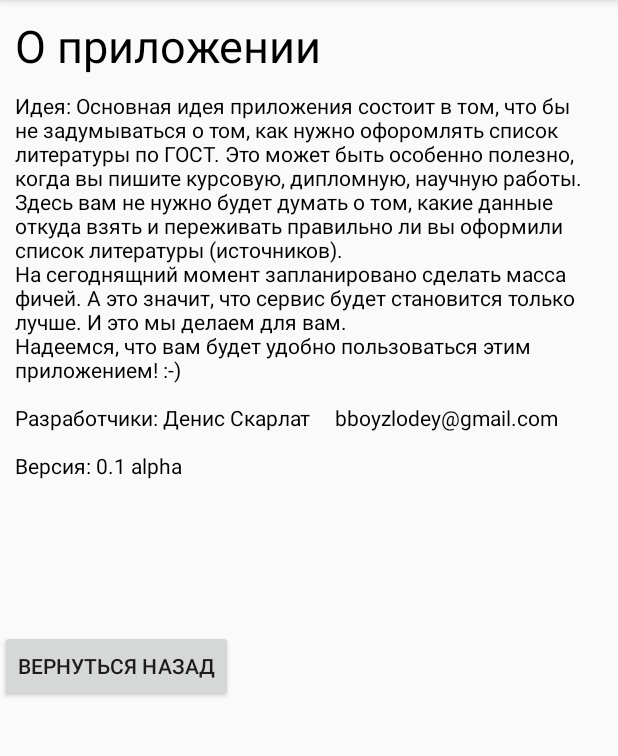
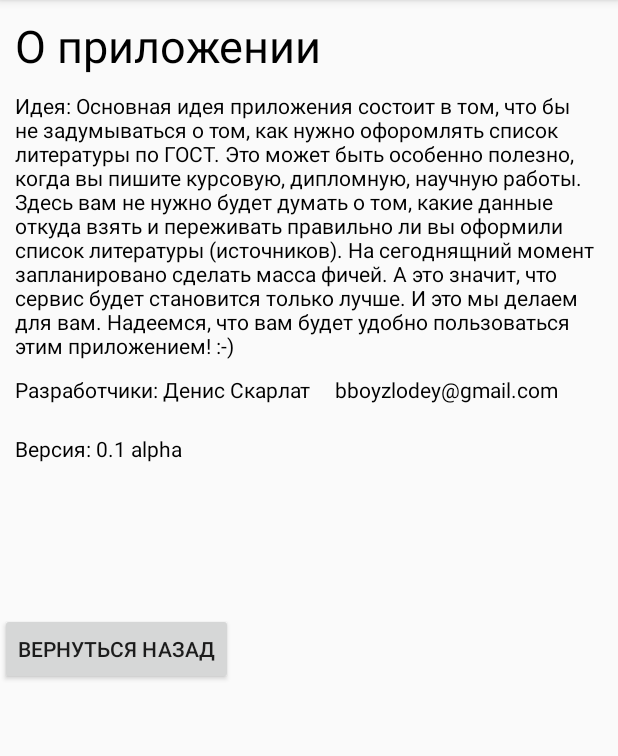
Before and after one commit to bboyzlodey/listpreferences, an Android app: the screen it shows after launch (MainActivity), after a tap on "ИНФО", on a phone screen of 412 x 824 dp, the part 84-840 px from its top. Run offline under Robolectric (Android 15) with nearby library versions, the phone set to English and light mode, and no system bars.

Commit message:
Small optimize

```diff
--- a/app/src/main/res/layout/activity_about.xml
+++ b/app/src/main/res/layout/activity_about.xml
@@ -14,9 +14,24 @@
 	<TextView
 		android:layout_width="match_parent"
 		android:layout_height="wrap_content"
-		android:text="Идея: Основная идея приложения состоит в том, что бы не задумываться о том, как нужно офоромлять список литературы по ГОСТ. Это может быть особенно полезно, когда вы пишите курсовую, дипломную, научную работы. Здесь вам не нужно будет думать о том, какие данные откуда взять и переживать правильно ли вы оформили список литературы (источников).\nНа сегоднящний момент запланировано сделать масса фичей. А это значит, что сервис будет становится только лучше. И это мы делаем для вам.\nНадеемся, что вам будет удобно пользоваться этим приложением! :-)\n\nРазработчики: Денис Скарлат\t\tbboyzlodey@gmail.com\n\nВерсия: 0.1 alpha"
+		android:layout_marginLeft="10dp"
+		android:layout_marginTop="10dp"
+		android:text="@string/about_text"
+		android:textColor="@color/black" />
+
+	<TextView
+		android:layout_width="match_parent"
+		android:layout_height="wrap_content"
+		android:layout_marginLeft="10dp"
+		android:layout_marginTop="10dp"
+		android:text="@string/developers_text"
+		android:textColor="@color/black" />
+	<TextView
+		android:layout_width="match_parent"
+		android:layout_height="wrap_content"
+		android:text="@string/version_ru"
 		android:textColor="@color/black"
-		android:layout_marginTop="10dp"
+		android:layout_marginTop="20dp"
 		android:layout_marginLeft="10dp"
 		/>
 
--- a/app/src/main/res/values/strings.xml
+++ b/app/src/main/res/values/strings.xml
@@ -1,3 +1,8 @@
 <resources>
 	<string name="app_name">List of preferences</string>
+	<string name="app_version">0.1 alpha</string>
+	<string name="version_ru">Версия: 0.1 alpha</string>
+	<string name="about_text">Идея: Основная идея приложения состоит в том, что бы не задумываться о том,
+		как нужно офоромлять список литературы по ГОСТ. Это может быть особенно полезно, когда вы пишите курсовую, дипломную, научную работы. Здесь вам не нужно будет думать о том, какие данные откуда взять и переживать правильно ли вы оформили список литературы (источников). На сегоднящний момент запланировано сделать масса фичей. А это значит, что сервис будет становится только лучше. И это мы делаем для вам. Надеемся, что вам будет удобно пользоваться этим приложением! :-)</string>
+	<string name="developers_text">Разработчики: Денис Скарлат\t\tbboyzlodey@gmail.com</string>
 </resources>
```
